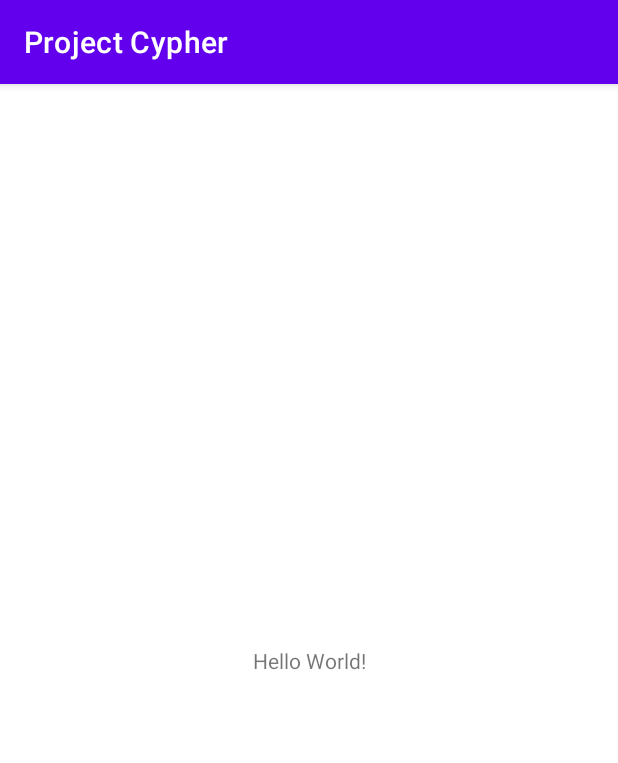
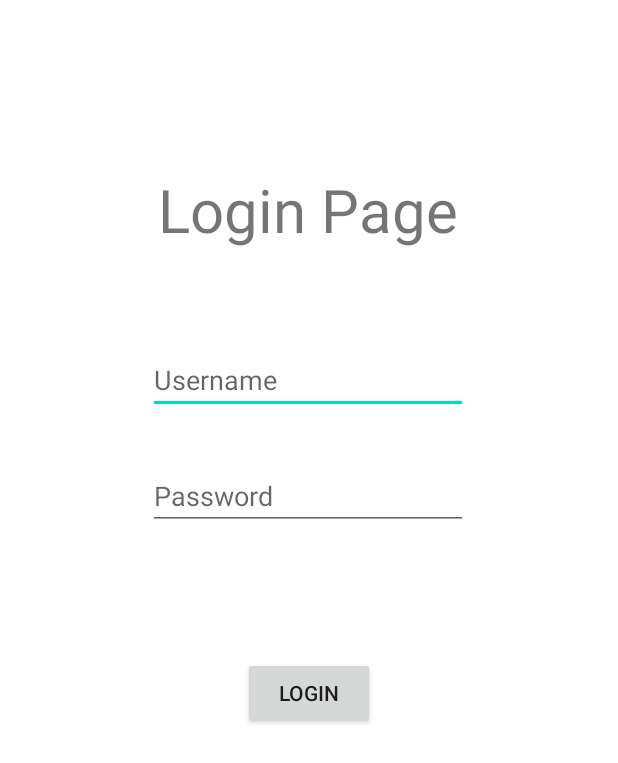
Before and after one commit to Mastermind0100/Project-Cypher, an Android app: the screen it shows after launch (MainActivity), on a phone screen of 412 x 824 dp. Shown: the top 763 px of the screen. Run offline under Robolectric (Android 15) with nearby library versions, the phone set to English and light mode, and no system bars.

Commit message:
First add commit

```diff
--- a/app/build.gradle
+++ b/app/build.gradle
@@ -36,4 +36,5 @@
     testImplementation 'junit:junit:4.+'
     androidTestImplementation 'androidx.test.ext:junit:1.1.2'
     androidTestImplementation 'androidx.test.espresso:espresso-core:3.3.0'
+    implementation 'com.squareup.okhttp3:okhttp:3.4.1'
 }
--- a/app/src/main/java/com/example/projectcypher/MainActivity.java
+++ b/app/src/main/java/com/example/projectcypher/MainActivity.java
@@ -2,6 +2,7 @@
 
 import androidx.appcompat.app.AppCompatActivity;
 
+import android.app.ActionBar;
 import android.os.Bundle;
 
 public class MainActivity extends AppCompatActivity {
@@ -10,5 +11,7 @@
     protected void onCreate(Bundle savedInstanceState) {
         super.onCreate(savedInstanceState);
         setContentView(R.layout.activity_main);
+        getSupportActionBar().hide();
     }
+
 }
--- a/app/src/main/res/layout/activity_main.xml
+++ b/app/src/main/res/layout/activity_main.xml
@@ -7,12 +7,55 @@
     tools:context=".MainActivity">
 
     <TextView
+        android:id="@+id/textView"
         android:layout_width="wrap_content"
         android:layout_height="wrap_content"
-        android:text="Hello World!"
+        android:text="Login Page"
+        android:textSize="40sp"
         app:layout_constraintBottom_toBottomOf="parent"
+        app:layout_constraintHorizontal_bias="0.498"
         app:layout_constraintLeft_toLeftOf="parent"
         app:layout_constraintRight_toRightOf="parent"
-        app:layout_constraintTop_toTopOf="parent" />
+        app:layout_constraintTop_toTopOf="parent"
+        app:layout_constraintVertical_bias="0.146" />
+
+    <EditText
+        android:id="@+id/editTextTextPersonName"
+        android:layout_width="wrap_content"
+        android:layout_height="wrap_content"
+        android:layout_marginTop="64dp"
+        android:ems="10"
+        android:inputType="textPersonName"
+        android:hint="Username"
+        app:layout_constraintBottom_toBottomOf="parent"
+        app:layout_constraintEnd_toEndOf="parent"
+        app:layout_constraintHorizontal_bias="0.497"
+        app:layout_constraintStart_toStartOf="parent"
+        app:layout_constraintTop_toBottomOf="@+id/textView"
+        app:layout_constraintVertical_bias="0.0" />
+
+    <EditText
+        android:id="@+id/editTextTextPersonName3"
+        android:layout_width="wrap_content"
+        android:layout_height="wrap_content"
+        android:layout_marginTop="32dp"
+        android:ems="10"
+        android:inputType="textPersonName"
+        android:hint="Password"
+        app:layout_constraintEnd_toEndOf="parent"
+        app:layout_constraintHorizontal_bias="0.497"
+        app:layout_constraintStart_toStartOf="parent"
+        app:layout_constraintTop_toBottomOf="@+id/editTextTextPersonName" />
+
+    <android.widget.Button
+        android:id="@+id/button"
+        android:layout_width="wrap_content"
+        android:layout_height="wrap_content"
+        android:text="Login"
+        app:layout_constraintBottom_toBottomOf="parent"
+        app:layout_constraintEnd_toEndOf="parent"
+        app:layout_constraintStart_toStartOf="parent"
+        app:layout_constraintTop_toBottomOf="@+id/editTextTextPersonName3"
+        app:layout_constraintVertical_bias="0.2" />
 
 </androidx.constraintlayout.widget.ConstraintLayout>
```
